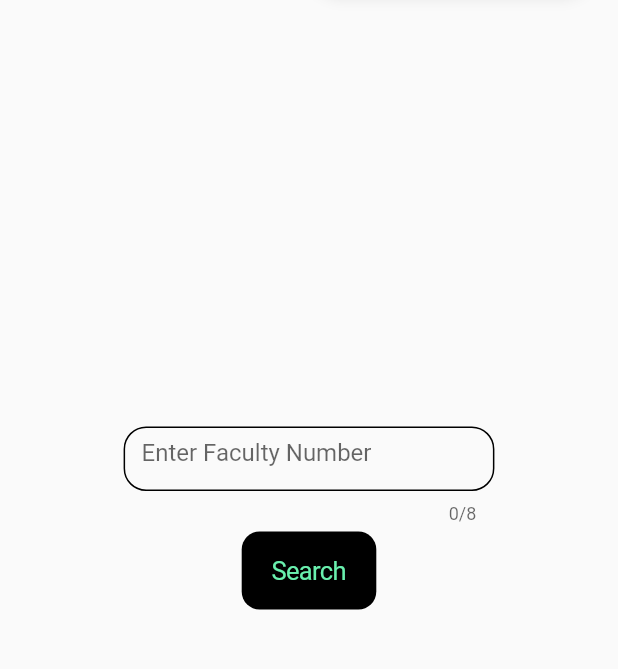
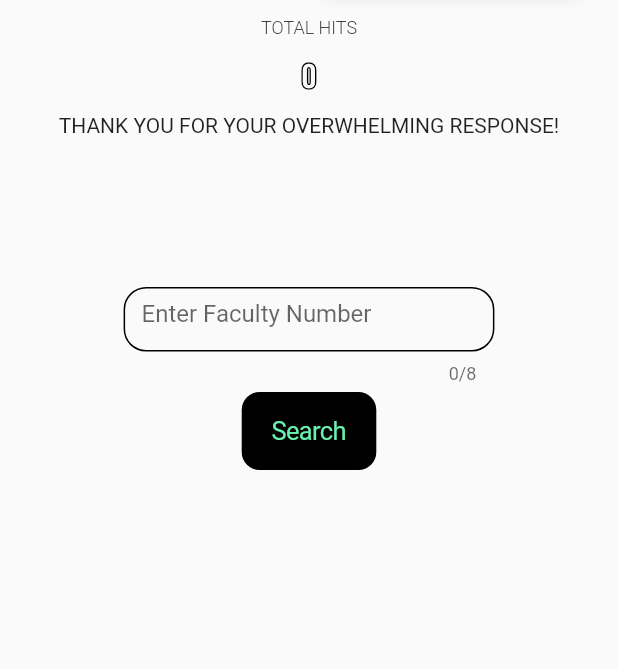
Before and after one commit to msharibahmed/buddies_result2, a Flutter app: the screen it shows after launch, on a phone screen of 412 x 824 dp, the part 142-811 px from its top. Run offline on Flutter 3.47's test engine with Material 2 defaults, Android fonts, the phone set to English and light mode, and no system bars; our stand-ins replace flare_flutter, google_fonts; network calls fail.

Commit message:
added full

```diff
--- a/lib/main.dart
+++ b/lib/main.dart
@@ -5,23 +5,29 @@ import './screens/show_result.dart';
 import 'provider/result.dart';
 import 'screens/developer_screen.dart';
 import 'screens/home.dart';
+import 'screens/result_names.dart';
 // import 'screens/show_result.dart';
 
-void main() {
-  runApp(MyApp());}
+void main() async{
+  runApp(MyApp());
+}
 
 class MyApp extends StatelessWidget {
   @override
   Widget build(BuildContext context) {
-    return ChangeNotifierProvider<Result>(
-      create: (_) => Result(),
+    return MultiProvider(
+      providers: [
+        ChangeNotifierProvider<Result>(create: (_) => Result()),
+      ],
       child: MaterialApp(
         theme: ThemeData(
           primarySwatch: Colors.blue,
         ),
         routes: {
           ShowResult.routeName: (context) => ShowResult(),
-          DeveloperScreen.routeName: (context) => DeveloperScreen()
+          DeveloperScreen.routeName: (context) => DeveloperScreen(),
+                    ResultNames.routeName: (context) => ResultNames()
+
         },
         home: Home(),
       ),
--- a/lib/provider/result.dart
+++ b/lib/provider/result.dart
@@ -8,23 +8,63 @@ import 'package:http/http.dart' as http;
 // import 'package:flutter/cupertino.dart';
 
 class Result with ChangeNotifier {
+  int _hits = 0;
+
+  int get hits {
+    return _hits;
+  }
+
   Map<String, dynamic> _fetchResult = {};
   Map<String, dynamic> get fetchResult {
     return _fetchResult;
   }
 
+  Future<void> fetchHits() async {
+    final url = "https://buddies-result2.firebaseio.com/.json";
+
+    try {
+      final res = await http.get(url);
+      _hits = jsonDecode(res.body)['hits'];
+      // print(jsonDecode(res.body));
+
+      print('fetched data');
+    } catch (error) {
+      print(error);
+    }
+    notifyListeners();
+  }
+
   Future<void> result(String fac, BuildContext context) async {
     final url = "https://buddiesresult2.herokuapp.com/$fac";
+    final url1 = "https://buddies-result2.firebaseio.com/.json";
+
     // print('resJson');
 
     try {
       final res = await http.get(url);
       final resJson = jsonDecode(res.body);
-      if (resJson == null) {
+      if (resJson['info'] == null || resJson['sub'] == null || res == null) {
+        print('object');
         await alertDialog('Check You Entered Faculty Number.', context);
+        return;
       }
+
+      try {
+        final res1 = await http.get(url1);
+        _hits = jsonDecode(res1.body)['hits'];
+
+        // print(jsonDecode(res1.body));
+        _hits += 1;
+
+        final res2 = await http.put(url1, body: jsonEncode({'hits': _hits}));
+        // print(jsonDecode(res2.body));
+
+      } catch (error) {
+        await alertDialog('Server Error, Try Again', context);
+      }
+
       _fetchResult = resJson;
-      print(resJson);
+      // print(resJson);
     } catch (error) {
       print(error);
       await alertDialog('Server Error or Check Your Faculty Number!', context);
--- a/lib/screens/home.dart
+++ b/lib/screens/home.dart
@@ -2,6 +2,7 @@ import 'package:buddies_result2/provider/result.dart';
 import 'package:buddies_result2/screens/show_result.dart';
 import 'package:flutter/cupertino.dart';
 import 'package:flutter/material.dart';
+import 'package:google_fonts/google_fonts.dart';
 import 'package:provider/provider.dart';
 
 import 'developer_screen.dart';
@@ -12,11 +13,19 @@ class Home extends StatefulWidget {
 }
 
 class _HomeState extends State<Home> {
+  @override
+  void initState() {
+     Provider.of<Result>(context, listen: false).fetchHits();
+    super.initState();
+  }
+
   var _boolCheck = true;
   final textCtrl = TextEditingController();
   String errorText = '';
   @override
   Widget build(BuildContext context) {
+    // var data = Provider.of<Result>(context).fetchResult['info'];
+    // data = null;
     return Scaffold(
       floatingActionButtonLocation: FloatingActionButtonLocation.endTop,
       floatingActionButton: FloatingActionButton.extended(
@@ -35,10 +44,36 @@ class _HomeState extends State<Home> {
         centerTitle: false,
       ),
       resizeToAvoidBottomInset: false,
-        body: Center(
+      body: Align(
         child: Column(
-            mainAxisAlignment: MainAxisAlignment.center,
+          // mainAxisAlignment: MainAxisAlignment.center,
+          // crossAxisAlignment: CrossAxisAlignment.center,
           children: [
+            SizedBox(height: 50),
+            Text(
+              'TOTAL HITS',
+              style: TextStyle(fontSize: 12, fontWeight: FontWeight.w300),
+            ),
+            SizedBox(height: 10),
+            Consumer<Result>(
+              builder: (context, data, _) => Text(data.hits.toString(),
+                  style: GoogleFonts.anton(
+                      textStyle: TextStyle(
+                          letterSpacing: 2,
+                          foreground: Paint()
+                            ..color = Colors.black
+                            ..style = PaintingStyle.stroke
+                            ..strokeWidth = 1.0,
+                          fontSize: 20))),
+            ),
+            SizedBox(height: 10),
+            Text(
+              'THANK YOU FOR YOUR OVERWHELMING RESPONSE!',
+              style: TextStyle(fontWeight: FontWeight.w400),
+            ),
+            SizedBox(
+              height: 100,
+            ),
             Container(
               width: MediaQuery.of(context).size.width * 0.6,
               height: 65,
@@ -89,8 +124,14 @@ class _HomeState extends State<Home> {
                             setState(() {
                               _boolCheck = true;
                             });
+                          }).then((_) {
+                            if (data.fetchResult['info'] == null ||
+                                data.fetchResult['sub'] == null) {
+                              return;
+                            } else {
                               Navigator.pushNamed(
                                   context, ShowResult.routeName);
+                            }
                           });
                         }
                       },
@@ -102,6 +143,7 @@ class _HomeState extends State<Home> {
                     )),
           ],
         ),
-        ));
+      ),
+    );
   }
 }
--- a/lib/screens/show_result.dart
+++ b/lib/screens/show_result.dart
@@ -9,7 +9,7 @@ class ShowResult extends StatelessWidget {
   static const routeName = 'show-result-screen';
   @override
   Widget build(BuildContext context) {
-    final data = Provider.of<Result>(context).fetchResult;
+    final data = Provider.of<Result>(context, listen: false).fetchResult;
     TextStyle style(double size) {
       return GoogleFonts.openSans(textStyle: TextStyle(fontSize: size));
     }
@@ -98,6 +98,7 @@ class ShowResult extends StatelessWidget {
           elevation: 5,
           onPressed: () {
             Navigator.pop(context);
+            data.clear();
           }),
       floatingActionButtonLocation: FloatingActionButtonLocation.miniEndTop,
     );
--- a/lib/widgets/result_card.dart
+++ b/lib/widgets/result_card.dart
@@ -8,7 +8,7 @@ class ResultCard extends StatelessWidget {
   ResultCard(this.index);
   @override
   Widget build(BuildContext context) {
-    final data = Provider.of<Result>(context).fetchResult;
+    final data = Provider.of<Result>(context,listen: false).fetchResult;
     TextStyle style() {
       return GoogleFonts.openSans();
     }
```
Also changed, not shown: lib/screens/developer_screen.dart (+5 -3 lines), lib/screens/result_names.dart (added, +9 -0 lines). Lines whose indentation alone changed are shown as unchanged.
